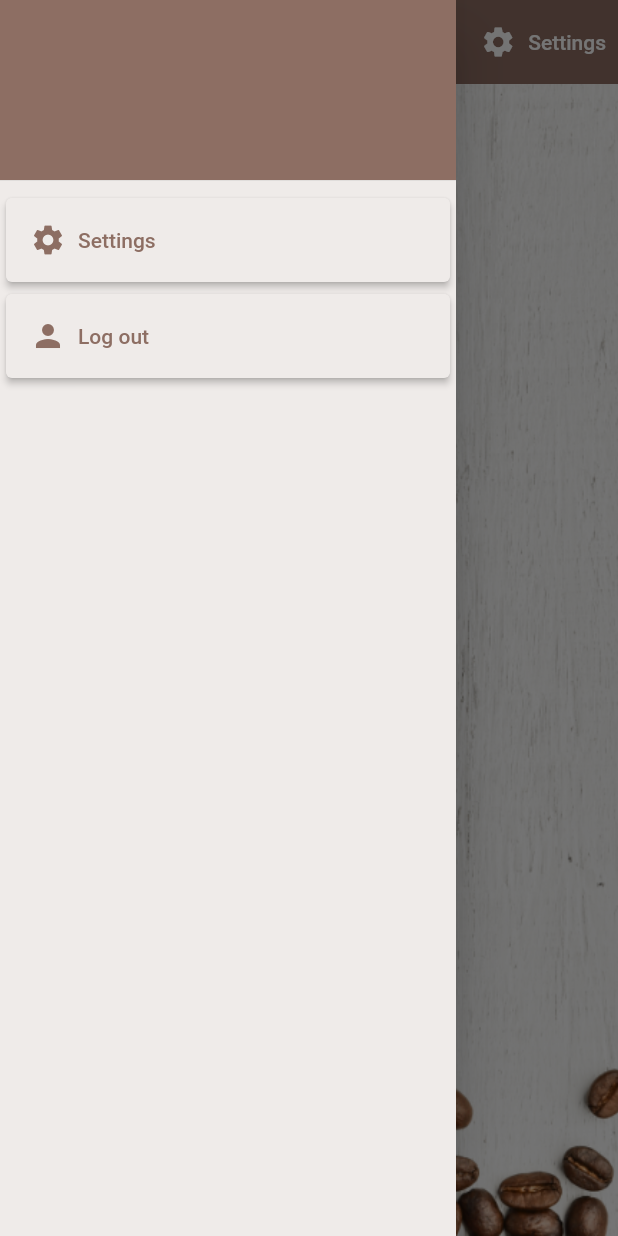
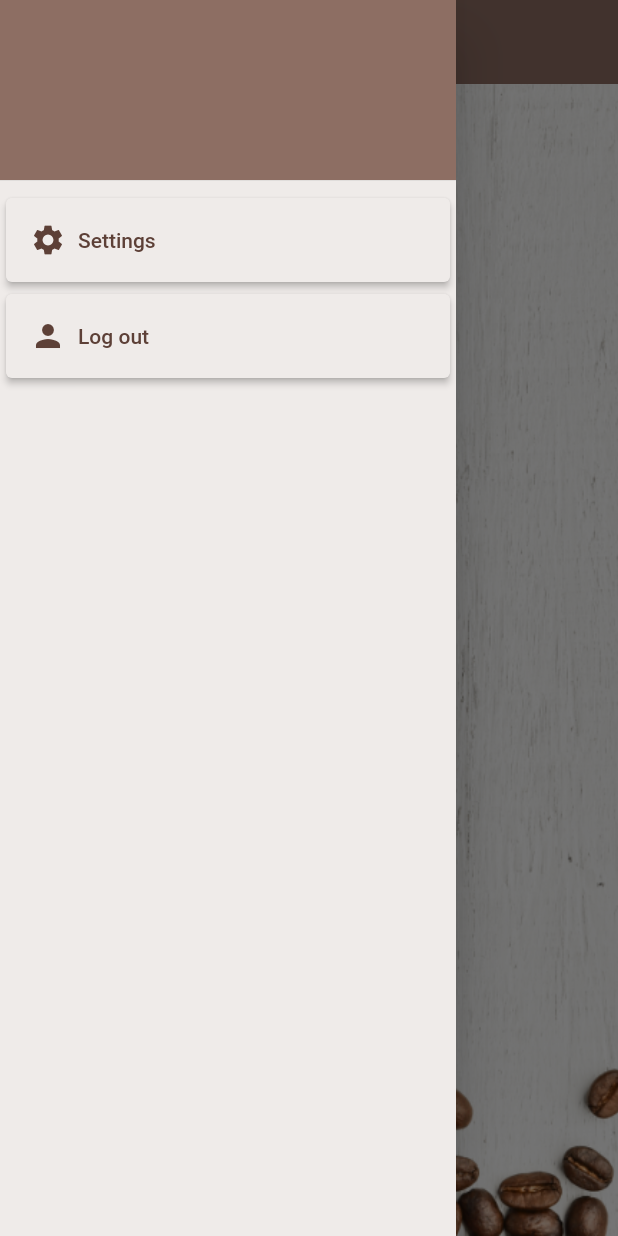
Before and after one commit to strajce/FlutterFirebase, a Flutter app: the screen it shows once a user with an empty profile is signed in, with the side drawer open, on a phone screen of 412 x 824 dp. Run offline on Flutter 3.47's test engine with Material 2 defaults, Android fonts, the phone set to English and light mode, and no system bars; our stand-ins replace cloud_firestore, firebase_auth, firebase_core, flutter_spinkit; accounts and stored records are empty.

Commit message:
Move Settings form under settings screen

```diff
--- a/lib/screens/home/home.dart
+++ b/lib/screens/home/home.dart
@@ -1,31 +1,18 @@
 import 'package:firebase_basic_example/models/brew_model.dart';
 import 'package:firebase_basic_example/screens/home/brew_list.dart';
-import 'package:firebase_basic_example/screens/home/icon.dart';
-import 'package:firebase_basic_example/screens/home/settings_form.dart';
-import 'package:firebase_basic_example/screens/settings/settings.dart';
-import 'package:firebase_basic_example/services/auth.dart';
+import 'package:firebase_basic_example/screens/home/home_drawer.dart';
+// import 'package:firebase_basic_example/services/auth.dart';
 import 'package:firebase_basic_example/services/firestore.dart';
 import 'package:flutter/material.dart';
 import 'package:provider/provider.dart';
 
 class Home extends StatelessWidget {
-  final AuthService _authService = AuthService();
+  // final AuthService _authService = AuthService();
   final String userName;
-  Home({Key? key, required this.userName}) : super(key: key);
+  const Home({Key? key, required this.userName}) : super(key: key);
 
   @override
   Widget build(BuildContext context) {
-    void _showSettingsPanel() {
-      showModalBottomSheet(
-          context: context,
-          builder: (context) {
-            return Container(
-              padding: const EdgeInsets.symmetric(vertical: 20, horizontal: 60),
-              child: const SettingsForm(),
-            );
-          });
-    }
-
     return StreamProvider<List<BrewModel>>.value(
       value: FirestoreService.withoutUid().brews,
       initialData: const [],
@@ -37,97 +24,10 @@ class Home extends StatelessWidget {
           ),
           backgroundColor: Colors.brown[400],
           elevation: 0,
-          actions: <Widget>[
-            TextButton(
-              onPressed: () => _showSettingsPanel(),
-              child: Row(
-                children: const [
-                  Icon(
-                    Icons.settings,
-                    color: Colors.white,
-                  ),
-                  SizedBox(
-                    width: 8,
-                  ),
-                  Text(
-                    'Settings',
-                    style: TextStyle(
-                      color: Colors.white,
-                    ),
-                  ),
-                ],
-              ),
-            ),
-          ],
         ),
         drawer: Drawer(
           backgroundColor: Colors.brown[50],
-          child: ListView(
-            padding: const EdgeInsets.all(0),
-            children: [
-              SizedBox(
-                height: 128,
-                child: DrawerHeader(
-                  decoration: const BoxDecoration(
-                    color: Color(0xFF8D6E63),
-                  ),
-                  child: Container(
-                    padding: const EdgeInsets.only(
-                      top: 16,
-                    ),
-                    child: Text(
-                      userName,
-                      style: const TextStyle(
-                        color: Colors.white,
-                        fontSize: 24,
-                      ),
-                    ),
-                  ),
-                ),
-              ),
-              Builder(
-                builder: (context) => Card(
-                  color: Colors.brown[50],
-                  elevation: 2,
-                  child: ListTile(
-                    title:
-                        const IconView(icon: Icons.settings, title: 'Settings'),
-                    onTap: () {
-                      Navigator.push(
-                        context,
-                        MaterialPageRoute(
-                          builder: (context) => const Settings(),
-                        ),
-                      );
-                    },
-                    onLongPress: () {
-                      ScaffoldMessenger.of(context).showSnackBar(
-                        const SnackBar(
-                          content: Text(
-                            'Settings',
-                          ),
-                        ),
-                      );
-                      Navigator.pop(context);
-                    },
-                  ),
-                ),
-              ),
-              Card(
-                color: Colors.brown[50],
-                elevation: 2,
-                child: ListTile(
-                  title: const IconView(
-                    icon: Icons.person,
-                    title: 'Log out',
-                  ),
-                  onTap: () async {
-                    await _authService.singOut();
-                  },
-                ),
-              ),
-            ],
-          ),
+          child: HomeDrawer(userName: userName),
         ),
         body: Container(
           decoration: const BoxDecoration(
--- /dev/null
+++ b/lib/screens/home/home_drawer.dart
@@ -0,0 +1,80 @@
+import 'package:firebase_basic_example/screens/home/icon.dart';
+import 'package:firebase_basic_example/screens/settings/settings.dart';
+import 'package:firebase_basic_example/services/auth.dart';
+import 'package:flutter/material.dart';
+
+class HomeDrawer extends StatelessWidget {
+  final AuthService _authService = AuthService();
+  final String userName;
+  HomeDrawer({Key? key, required this.userName}) : super(key: key);
+
+  @override
+  Widget build(BuildContext context) {
+    return ListView(
+      padding: const EdgeInsets.all(0),
+      children: [
+        SizedBox(
+          height: 128,
+          child: DrawerHeader(
+            decoration: const BoxDecoration(
+              color: Color(0xFF8D6E63),
+            ),
+            child: Container(
+              padding: const EdgeInsets.only(
+                top: 16,
+              ),
+              child: Text(
+                userName,
+                style: const TextStyle(
+                  color: Colors.white,
+                  fontSize: 24,
+                ),
+              ),
+            ),
+          ),
+        ),
+        Builder(
+          builder: (context) => Card(
+            color: Colors.brown[50],
+            elevation: 2,
+            child: ListTile(
+              title: const IconView(icon: Icons.settings, title: 'Settings'),
+              onTap: () {
+                Navigator.pop(context);
+                Navigator.push(
+                  context,
+                  MaterialPageRoute(
+                    builder: (context) => const Settings(),
+                  ),
+                );
+              },
+              onLongPress: () {
+                ScaffoldMessenger.of(context).showSnackBar(
+                  const SnackBar(
+                    content: Text(
+                      'Settings',
+                    ),
+                  ),
+                );
+                Navigator.pop(context);
+              },
+            ),
+          ),
+        ),
+        Card(
+          color: Colors.brown[50],
+          elevation: 2,
+          child: ListTile(
+            title: const IconView(
+              icon: Icons.person,
+              title: 'Log out',
+            ),
+            onTap: () async {
+              await _authService.singOut();
+            },
+          ),
+        ),
+      ],
+    );
+  }
+}
--- a/lib/screens/home/icon.dart
+++ b/lib/screens/home/icon.dart
@@ -12,7 +12,7 @@ class IconView extends StatelessWidget {
       children: [
         Icon(
           icon,
-          color: Colors.brown[400],
+          color: Colors.brown[700],
         ),
         const SizedBox(
           width: 8,
@@ -20,7 +20,7 @@ class IconView extends StatelessWidget {
         Text(
           title,
           style: const TextStyle(
-            color: Color(0xFF8D6E63),
+            color: Color(0xFF5D4037),
           ),
         ),
       ],
--- a/lib/screens/wrapper.dart
+++ b/lib/screens/wrapper.dart
@@ -19,7 +19,7 @@ class Wrapper extends StatelessWidget {
           stream: FirestoreService(uid: user.uuid).userData,
           builder: (context, snapshot) {
             UserData? userData = snapshot.data;
-            return Home(userName: userData?.name ?? '');
+            return const Home(userName: userData?.name ?? '');
           });
     }
   }
```
Also changed, not shown: lib/screens/settings/settings.dart (+25 -2 lines), lib/screens/settings/settings_form.dart (renamed from lib/screens/home/settings_form.dart).
